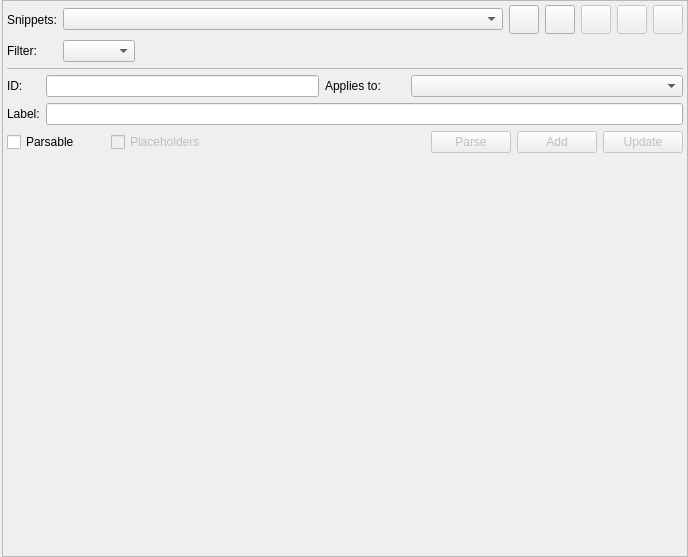
This is libs/libgui/ui/settings/snippetsconfigwidget.ui in pgmodeler/pgmodeler as Qt 5 draws it before an edit. The edited form follows.
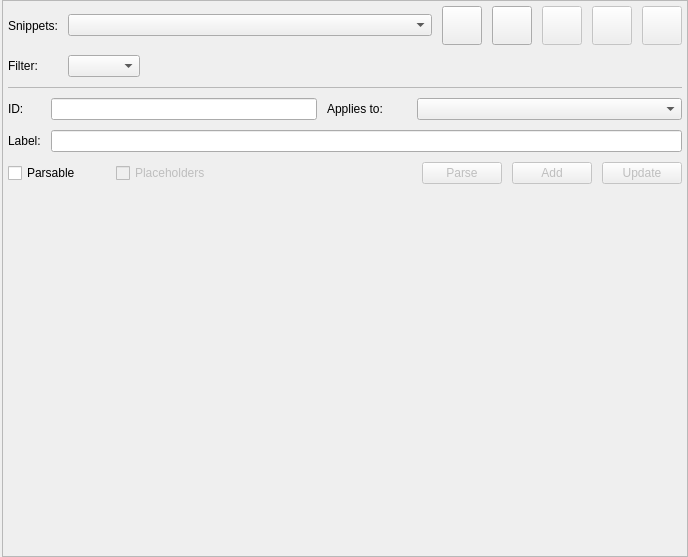
This is the edited form. Icons and pictures are not drawn.

Patch:
```diff
--- a/libs/libgui/ui/settings/snippetsconfigwidget.ui
+++ b/libs/libgui/ui/settings/snippetsconfigwidget.ui
@@ -45,19 +45,25 @@
      </property>
      <layout class="QGridLayout" name="gridLayout_2">
       <property name="leftMargin">
-       <number>4</number>
+       <number>5</number>
       </property>
       <property name="topMargin">
-       <number>4</number>
+       <number>5</number>
       </property>
       <property name="rightMargin">
-       <number>4</number>
+       <number>5</number>
       </property>
       <property name="bottomMargin">
-       <number>4</number>
+       <number>5</number>
+      </property>
+      <property name="spacing">
+       <number>10</number>
       </property>
       <item row="3" column="0" colspan="3">
        <layout class="QGridLayout" name="gridLayout">
+        <property name="spacing">
+         <number>10</number>
+        </property>
         <item row="0" column="3">
          <widget class="QComboBox" name="applies_to_cmb">
           <property name="sizePolicy">
@@ -158,6 +164,9 @@
       </item>
       <item row="0" column="1" colspan="2">
        <layout class="QHBoxLayout" name="horizontalLayout_3">
+        <property name="spacing">
+         <number>10</number>
+        </property>
         <item>
          <widget class="QComboBox" name="snippets_cmb">
           <property name="sizePolicy">
@@ -194,8 +203,8 @@
           </property>
           <property name="iconSize">
            <size>
-            <width>22</width>
-            <height>22</height>
+            <width>32</width>
+            <height>32</height>
            </size>
           </property>
          </widget>
@@ -223,8 +232,8 @@
           </property>
           <property name="iconSize">
            <size>
-            <width>22</width>
-            <height>22</height>
+            <width>32</width>
+            <height>32</height>
            </size>
           </property>
          </widget>
@@ -252,8 +261,8 @@
           </property>
           <property name="iconSize">
            <size>
-            <width>22</width>
-            <height>22</height>
+            <width>32</width>
+            <height>32</height>
            </size>
           </property>
          </widget>
@@ -281,8 +290,8 @@
           </property>
           <property name="iconSize">
            <size>
-            <width>22</width>
-            <height>22</height>
+            <width>32</width>
+            <height>32</height>
            </size>
           </property>
          </widget>
@@ -316,8 +325,8 @@
           </property>
           <property name="iconSize">
            <size>
-            <width>22</width>
-            <height>22</height>
+            <width>32</width>
+            <height>32</height>
            </size>
           </property>
           <property name="shortcut">
@@ -342,6 +351,9 @@
       </item>
       <item row="4" column="2">
        <layout class="QHBoxLayout" name="horizontalLayout_2">
+        <property name="spacing">
+         <number>10</number>
+        </property>
         <item>
          <spacer name="horizontalSpacer_3">
           <property name="orientation">
@@ -361,7 +373,7 @@
            <bool>false</bool>
           </property>
           <property name="sizePolicy">
-           <sizepolicy hsizetype="Fixed" vsizetype="Fixed">
+           <sizepolicy hsizetype="Preferred" vsizetype="Preferred">
             <horstretch>0</horstretch>
             <verstretch>0</verstretch>
            </sizepolicy>
@@ -390,8 +402,8 @@
           </property>
           <property name="iconSize">
            <size>
-            <width>22</width>
-            <height>22</height>
+            <width>32</width>
+            <height>32</height>
            </size>
           </property>
          </widget>
@@ -402,7 +414,7 @@
            <bool>false</bool>
           </property>
           <property name="sizePolicy">
-           <sizepolicy hsizetype="Fixed" vsizetype="Preferred">
+           <sizepolicy hsizetype="Preferred" vsizetype="Preferred">
             <horstretch>0</horstretch>
             <verstretch>0</verstretch>
            </sizepolicy>
@@ -428,8 +440,8 @@
           </property>
           <property name="iconSize">
            <size>
-            <width>22</width>
-            <height>22</height>
+            <width>32</width>
+            <height>32</height>
            </size>
           </property>
          </widget>
@@ -440,7 +452,7 @@
            <bool>false</bool>
           </property>
           <property name="sizePolicy">
-           <sizepolicy hsizetype="Fixed" vsizetype="Fixed">
+           <sizepolicy hsizetype="Preferred" vsizetype="Preferred">
             <horstretch>0</horstretch>
             <verstretch>0</verstretch>
            </sizepolicy>
@@ -466,8 +478,8 @@
           </property>
           <property name="iconSize">
            <size>
-            <width>22</width>
-            <height>22</height>
+            <width>32</width>
+            <height>32</height>
            </size>
           </property>
          </widget>
@@ -476,6 +488,9 @@
       </item>
       <item row="1" column="1" colspan="2">
        <layout class="QHBoxLayout" name="horizontalLayout_4">
+        <property name="spacing">
+         <number>10</number>
+        </property>
         <item>
          <widget class="QComboBox" name="filter_cmb">
           <property name="sizeAdjustPolicy">
@@ -507,7 +522,7 @@
       <item row="4" column="0" colspan="2">
        <layout class="QHBoxLayout" name="horizontalLayout">
         <property name="spacing">
-         <number>6</number>
+         <number>10</number>
         </property>
         <item>
          <widget class="QCheckBox" name="parsable_chk">
```
Left out of the diff: 1 changed line with no effect on the pictures.
